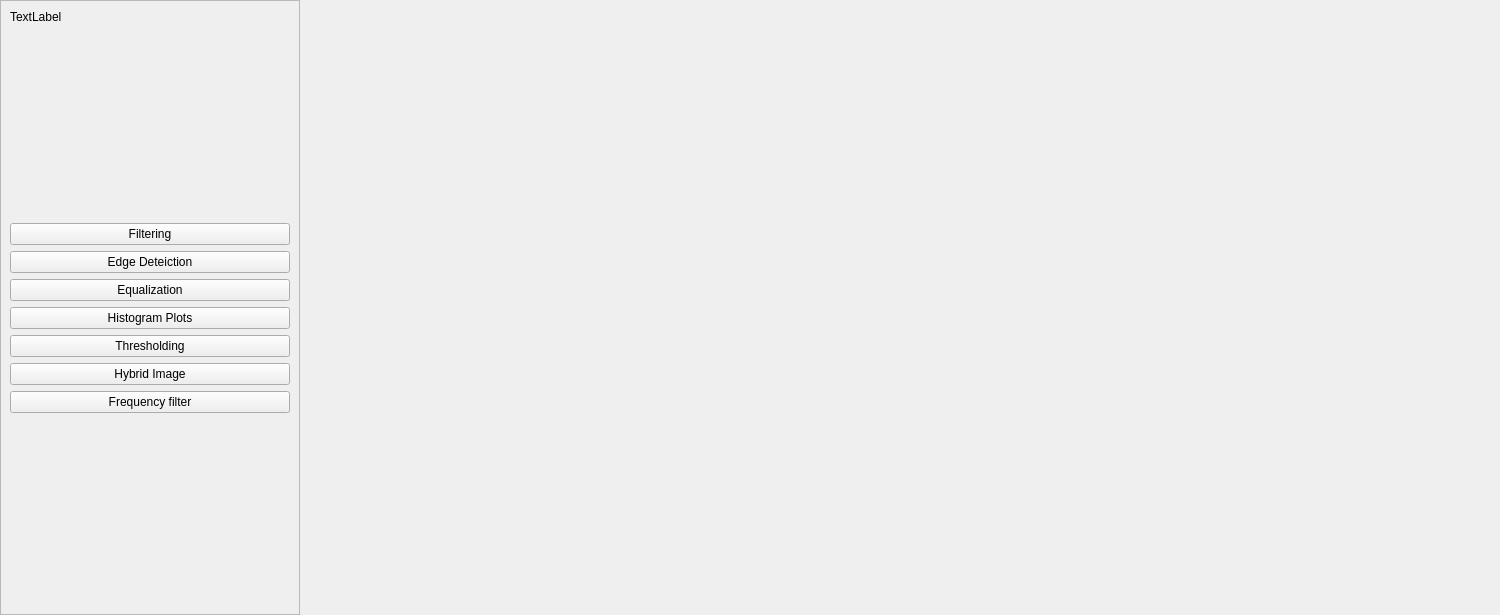
Qt form Task1/UI/mainwindow.ui (SBME2025-ComputerVision/Task1_CV_CPP) before a commit.
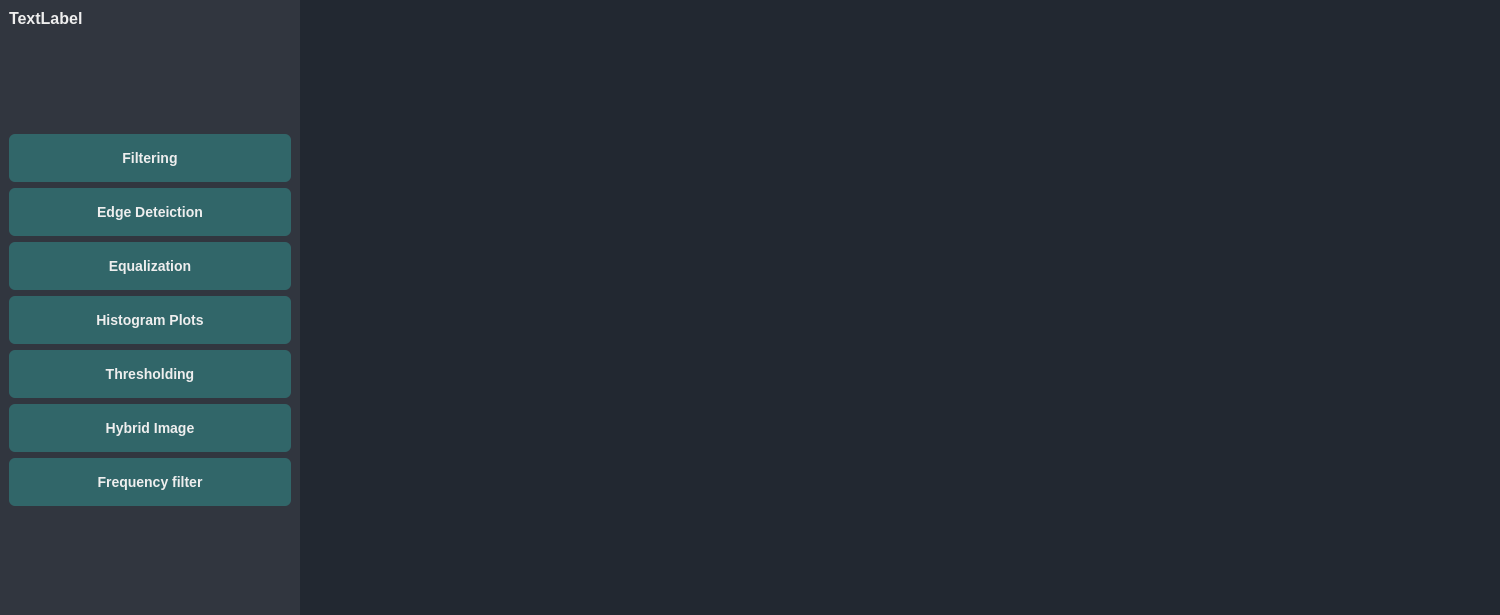
The same form after that commit.

Commit message: Changes in style sheet

Patch:
```diff
--- a/Task1/UI/mainwindow.ui
+++ b/Task1/UI/mainwindow.ui
@@ -14,6 +14,57 @@
    <string>MainWindow</string>
   </property>
   <widget class="QWidget" name="centralwidget">
+   <property name="styleSheet">
+    <string notr="true">#centralwidget{
+	background-color: #222831;
+}
+#sidebarFrame{
+	
+	background-color: #31363F;
+}
+
+QPushButton{
+	background-color: #316669;
+	border: none;
+ 	border-radius: 6px;
+  	color: #EEEEEE;
+  	font-size: 14px;
+  	font-weight: 500;
+  	line-height: 20px;
+  	list-style: none;
+  	padding: 4px 12px;
+  	height:40px;
+}
+QPushButton:hover{
+	background-color: rgba(118, 171, 174, 203);
+ 	text-decoration: none;
+}
+QPushButton:focus{
+ 	outline: 1px transparent;
+}
+QLabel{
+	color: #EEEEEE;
+	font-weight: bold;
+	font-size: 16px;
+}
+QGroupBox{
+	color: #EEEEEE;
+	font-weight: bold;
+	font-size: 16px;
+	padding:30px 0px 0px 0px;
+	border:none;	
+}
+QLineEdit{
+	background-color: #31363F;
+	border:none;
+	padding:4px 10px;
+	border-radius: 3px;
+}
+QFrame{
+	border:none;
+}
+</string>
+   </property>
    <layout class="QHBoxLayout" name="horizontalLayout">
     <property name="spacing">
      <number>0</number>
```
The commit also changes 2 other files.
